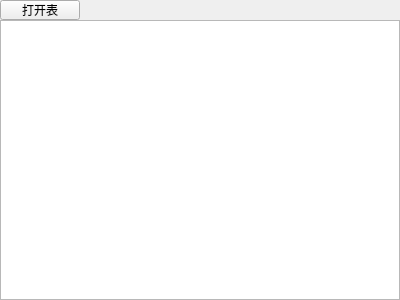
Old version of the form tablelist.ui in the repository xhy2539/DBMS-Qt.
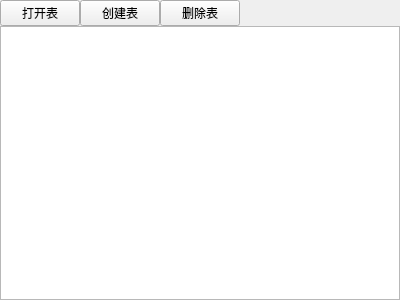
New version of the form.

Commit message: 可以通过GUI修改,添加,删除表的记录

What changed in the file:
```diff
--- a/tablelist.ui
+++ b/tablelist.ui
@@ -37,7 +37,7 @@
      <item>
       <widget class="QPushButton" name="pushButton">
        <property name="sizePolicy">
-        <sizepolicy hsizetype="Minimum" vsizetype="Fixed">
+        <sizepolicy hsizetype="Minimum" vsizetype="Preferred">
          <horstretch>0</horstretch>
          <verstretch>0</verstretch>
         </sizepolicy>
@@ -51,7 +51,7 @@
        <property name="maximumSize">
         <size>
          <width>16777215</width>
-         <height>20</height>
+         <height>11343</height>
         </size>
        </property>
        <property name="text">
@@ -59,6 +59,32 @@
        </property>
       </widget>
      </item>
+     <item>
+      <widget class="QPushButton" name="createTable">
+       <property name="sizePolicy">
+        <sizepolicy hsizetype="Minimum" vsizetype="Preferred">
+         <horstretch>0</horstretch>
+         <verstretch>0</verstretch>
+        </sizepolicy>
+       </property>
+       <property name="text">
+        <string>创建表</string>
+       </property>
+      </widget>
+     </item>
+     <item>
+      <widget class="QPushButton" name="dropTable">
+       <property name="sizePolicy">
+        <sizepolicy hsizetype="Minimum" vsizetype="Preferred">
+         <horstretch>0</horstretch>
+         <verstretch>0</verstretch>
+        </sizepolicy>
+       </property>
+       <property name="text">
+        <string>删除表</string>
+       </property>
+      </widget>
+     </item>
      <item>
       <spacer name="horizontalSpacer">
        <property name="orientation">
```
Left out of the diff: 2 changed lines with no effect on the pictures. The commit also changes 10 other files.
